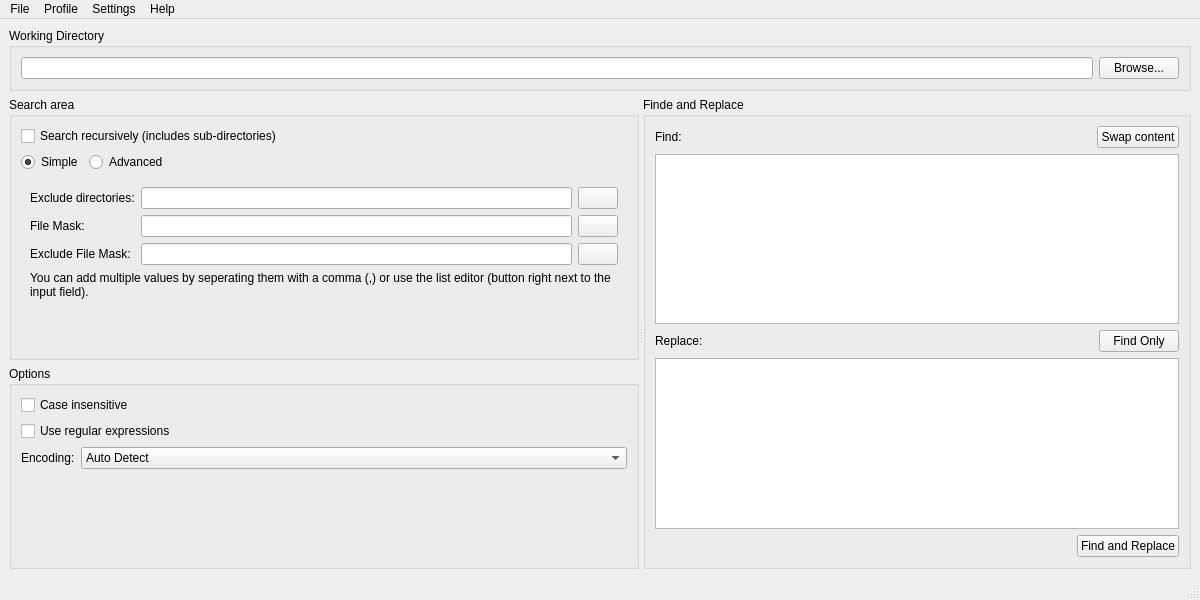
ma7t3/SimpleReplace, file MainWindow.ui: the form before one commit.
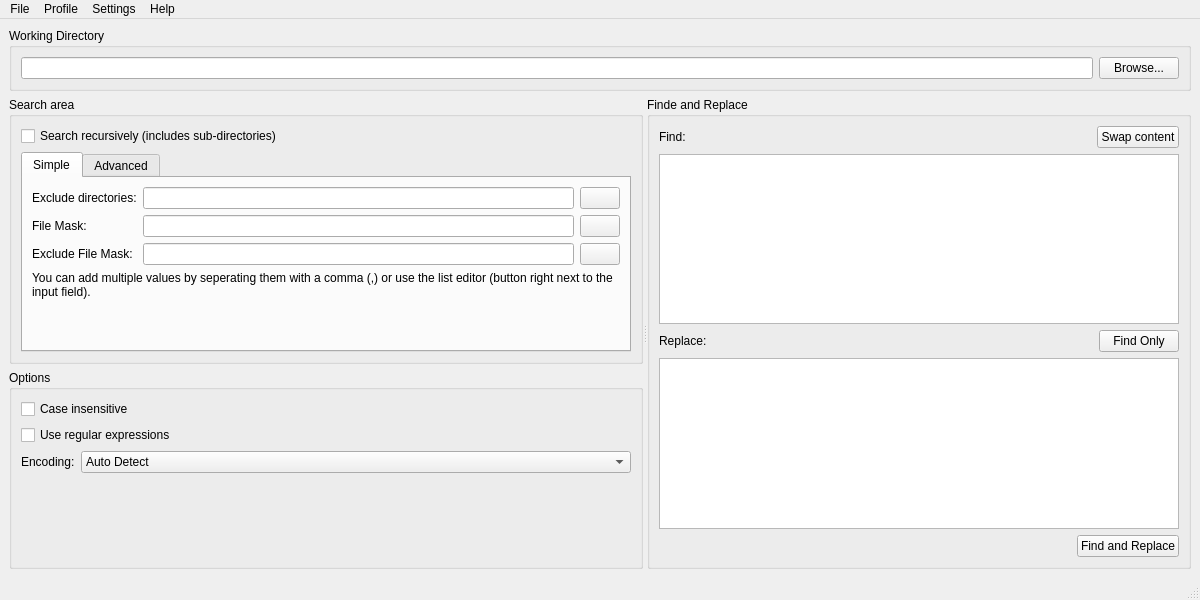
The form after the commit. Icons and pictures are not drawn.

Commit message: replaced radio buttons+stackedWidget with a TabWidget

The edit to the form file:
```diff
--- a/MainWindow.ui
+++ b/MainWindow.ui
@@ -67,45 +67,14 @@
             </widget>
            </item>
            <item>
-            <layout class="QHBoxLayout" name="horizontalLayout_2">
-             <item>
-              <widget class="QRadioButton" name="rbModeSimple">
-               <property name="text">
-                <string>Simple</string>
-               </property>
-               <property name="checked">
-                <bool>true</bool>
-               </property>
-              </widget>
-             </item>
-             <item>
-              <widget class="QRadioButton" name="rbModeAdvanced">
-               <property name="text">
-                <string>Advanced</string>
-               </property>
-              </widget>
-             </item>
-             <item>
-              <spacer name="horizontalSpacer">
-               <property name="orientation">
-                <enum>Qt::Orientation::Horizontal</enum>
-               </property>
-               <property name="sizeHint" stdset="0">
-                <size>
-                 <width>40</width>
-                 <height>20</height>
-                </size>
-               </property>
-              </spacer>
-             </item>
-            </layout>
-           </item>
-           <item>
-            <widget class="QStackedWidget" name="swSeachAreaOptions">
+            <widget class="QTabWidget" name="twSeachAreaOptions">
              <property name="currentIndex">
               <number>0</number>
              </property>
-             <widget class="QWidget" name="pModeSimple">
+             <widget class="QWidget" name="swSeachAreaOptionsPage1" native="true">
+              <attribute name="title">
+               <string>Simple</string>
+              </attribute>
               <layout class="QVBoxLayout" name="verticalLayout_2">
                <item>
                 <layout class="QFormLayout" name="formLayout">
@@ -208,7 +177,10 @@
                </item>
               </layout>
              </widget>
-             <widget class="QWidget" name="pModeAdvanced">
+             <widget class="QWidget" name="swSeachAreaOptionsPage2" native="true">
+              <attribute name="title">
+               <string>Advanced</string>
+              </attribute>
               <layout class="QVBoxLayout" name="verticalLayout">
                <item>
                 <widget class="QLabel" name="lRegEx1">
```
Left out of the diff: 2 changed lines with no effect on the pictures. The commit also changes 3 other files.
